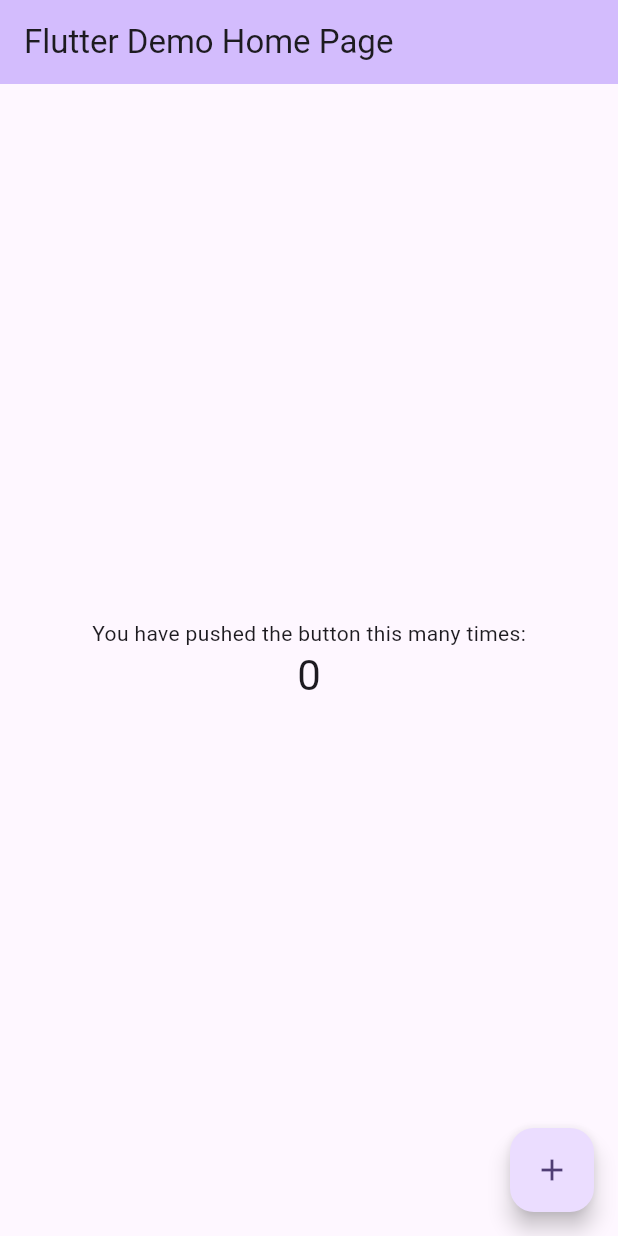
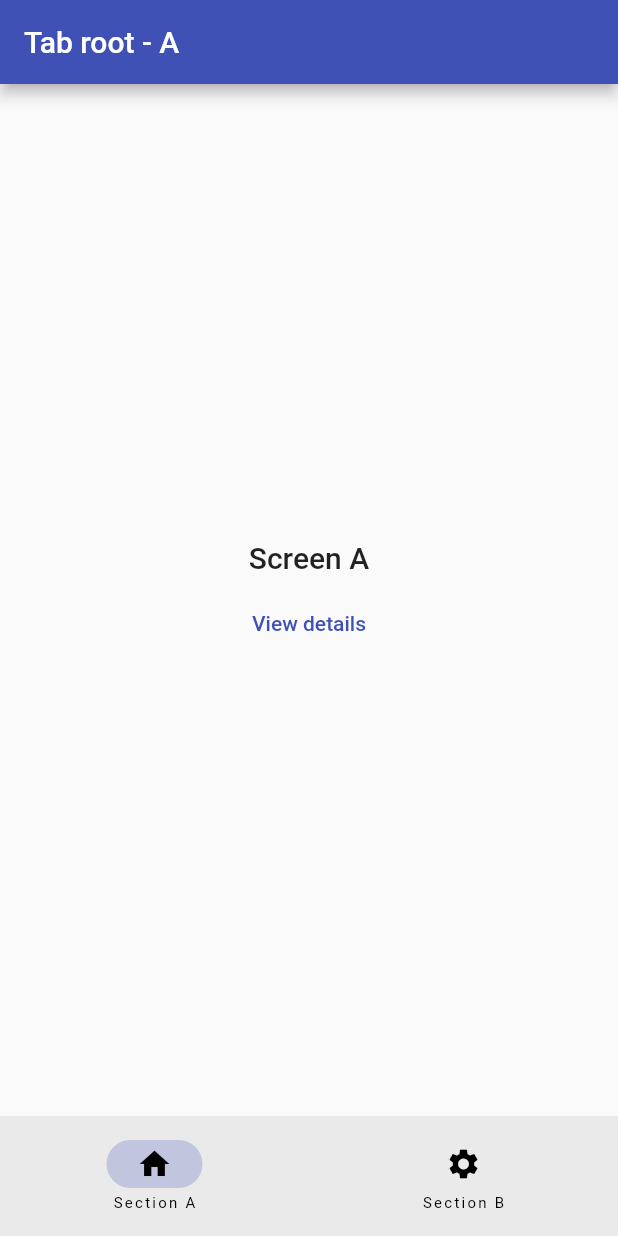
Before and after one commit to hansvdam/natural-language-bar, a Flutter app: the screen it shows after launch, on a phone screen of 412 x 824 dp. Run offline on Flutter 3.47's test engine with Material 2 defaults, Android fonts, the phone set to English and light mode, and no system bars; our stand-ins replace go_router.

```diff
--- a/lib/main.dart
+++ b/lib/main.dart
@@ -1,125 +1,277 @@
 import 'package:flutter/material.dart';
+import 'package:go_router/go_router.dart';
+// ignore: depend_on_referenced_packages
+import 'package:flutter_web_plugins/url_strategy.dart';
+
+// private navigators
+final _rootNavigatorKey = GlobalKey<NavigatorState>();
+final _shellNavigatorAKey = GlobalKey<NavigatorState>(debugLabel: 'shellA');
+final _shellNavigatorBKey = GlobalKey<NavigatorState>(debugLabel: 'shellB');
+
+final goRouter = GoRouter(
+  initialLocation: '/a',
+  // * Passing a navigatorKey causes an issue on hot reload:
+  // * https://github.com/flutter/flutter/issues/113757#issuecomment-1518421380
+  // * However it's still necessary otherwise the navigator pops back to
+  // * root on hot reload
+  navigatorKey: _rootNavigatorKey,
+  debugLogDiagnostics: true,
+  routes: [
+    // Stateful navigation based on:
+    // https://github.com/flutter/packages/blob/main/packages/go_router/example/lib/stateful_shell_route.dart
+    StatefulShellRoute.indexedStack(
+      builder: (context, state, navigationShell) {
+        return ScaffoldWithNestedNavigation(navigationShell: navigationShell);
+      },
+      branches: [
+        StatefulShellBranch(
+          navigatorKey: _shellNavigatorAKey,
+          routes: [
+            GoRoute(
+              path: '/a',
+              pageBuilder: (context, state) => const NoTransitionPage(
+                child: RootScreen(label: 'A', detailsPath: '/a/details'),
+              ),
+              routes: [
+                GoRoute(
+                  path: 'details',
+                  builder: (context, state) => const DetailsScreen(label: 'A'),
+                ),
+              ],
+            ),
+          ],
+        ),
+        StatefulShellBranch(
+          navigatorKey: _shellNavigatorBKey,
+          routes: [
+            // Shopping Cart
+            GoRoute(
+              path: '/b',
+              pageBuilder: (context, state) => const NoTransitionPage(
+                child: RootScreen(label: 'B', detailsPath: '/b/details'),
+              ),
+              routes: [
+                GoRoute(
+                  path: 'details',
+                  builder: (context, state) => const DetailsScreen(label: 'B'),
+                ),
+              ],
+            ),
+          ],
+        ),
+      ],
+    ),
+  ],
+);
 
 void main() {
+  // turn off the # in the URLs on the web
+  usePathUrlStrategy();
   runApp(const MyApp());
 }
 
 class MyApp extends StatelessWidget {
   const MyApp({super.key});
 
-  // This widget is the root of your application.
   @override
   Widget build(BuildContext context) {
-    return MaterialApp(
-      title: 'Flutter Demo',
-      theme: ThemeData(
-        // This is the theme of your application.
-        //
-        // TRY THIS: Try running your application with "flutter run". You'll see
-        // the application has a blue toolbar. Then, without quitting the app,
-        // try changing the seedColor in the colorScheme below to Colors.green
-        // and then invoke "hot reload" (save your changes or press the "hot
-        // reload" button in a Flutter-supported IDE, or press "r" if you used
-        // the command line to start the app).
-        //
-        // Notice that the counter didn't reset back to zero; the application
-        // state is not lost during the reload. To reset the state, use hot
-        // restart instead.
-        //
-        // This works for code too, not just values: Most code changes can be
-        // tested with just a hot reload.
-        colorScheme: ColorScheme.fromSeed(seedColor: Colors.deepPurple),
-        useMaterial3: true,
-      ),
-      home: const MyHomePage(title: 'Flutter Demo Home Page'),
+    return MaterialApp.router(
+      routerConfig: goRouter,
+      debugShowCheckedModeBanner: false,
+      theme: ThemeData(primarySwatch: Colors.indigo),
     );
   }
 }
 
-class MyHomePage extends StatefulWidget {
-  const MyHomePage({super.key, required this.title});
+// Stateful navigation based on:
+// https://github.com/flutter/packages/blob/main/packages/go_router/example/lib/stateful_shell_route.dart
+class ScaffoldWithNestedNavigation extends StatelessWidget {
+  const ScaffoldWithNestedNavigation({
+    Key? key,
+    required this.navigationShell,
+  }) : super(
+      key: key ?? const ValueKey<String>('ScaffoldWithNestedNavigation'));
+  final StatefulNavigationShell navigationShell;
 
-  // This widget is the home page of your application. It is stateful, meaning
-  // that it has a State object (defined below) that contains fields that affect
-  // how it looks.
-
-  // This class is the configuration for the state. It holds the values (in this
-  // case the title) provided by the parent (in this case the App widget) and
-  // used by the build method of the State. Fields in a Widget subclass are
-  // always marked "final".
-
-  final String title;
-
-  @override
-  State<MyHomePage> createState() => _MyHomePageState();
-}
-
-class _MyHomePageState extends State<MyHomePage> {
-  int _counter = 0;
-
-  void _incrementCounter() {
-    setState(() {
-      // This call to setState tells the Flutter framework that something has
-      // changed in this State, which causes it to rerun the build method below
-      // so that the display can reflect the updated values. If we changed
-      // _counter without calling setState(), then the build method would not be
-      // called again, and so nothing would appear to happen.
-      _counter++;
-    });
+  void _goBranch(int index) {
+    navigationShell.goBranch(
+      index,
+      // A common pattern when using bottom navigation bars is to support
+      // navigating to the initial location when tapping the item that is
+      // already active. This example demonstrates how to support this behavior,
+      // using the initialLocation parameter of goBranch.
+      initialLocation: index == navigationShell.currentIndex,
+    );
   }
 
   @override
   Widget build(BuildContext context) {
-    // This method is rerun every time setState is called, for instance as done
-    // by the _incrementCounter method above.
-    //
-    // The Flutter framework has been optimized to make rerunning build methods
-    // fast, so that you can just rebuild anything that needs updating rather
-    // than having to individually change instances of widgets.
+    return LayoutBuilder(builder: (context, constraints) {
+      if (constraints.maxWidth < 450) {
+        return ScaffoldWithNavigationBar(
+          body: navigationShell,
+          selectedIndex: navigationShell.currentIndex,
+          onDestinationSelected: _goBranch,
+        );
+      } else {
+        return ScaffoldWithNavigationRail(
+          body: navigationShell,
+          selectedIndex: navigationShell.currentIndex,
+          onDestinationSelected: _goBranch,
+        );
+      }
+    });
+  }
+}
+
+class ScaffoldWithNavigationBar extends StatelessWidget {
+  const ScaffoldWithNavigationBar({
+    super.key,
+    required this.body,
+    required this.selectedIndex,
+    required this.onDestinationSelected,
+  });
+  final Widget body;
+  final int selectedIndex;
+  final ValueChanged<int> onDestinationSelected;
+
+  @override
+  Widget build(BuildContext context) {
+    return Scaffold(
+      body: body,
+      bottomNavigationBar: NavigationBar(
+        selectedIndex: selectedIndex,
+        destinations: const [
+          NavigationDestination(label: 'Section A', icon: Icon(Icons.home)),
+          NavigationDestination(label: 'Section B', icon: Icon(Icons.settings)),
+        ],
+        onDestinationSelected: onDestinationSelected,
+      ),
+    );
+  }
+}
+
+class ScaffoldWithNavigationRail extends StatelessWidget {
+  const ScaffoldWithNavigationRail({
+    super.key,
+    required this.body,
+    required this.selectedIndex,
+    required this.onDestinationSelected,
+  });
+  final Widget body;
+  final int selectedIndex;
+  final ValueChanged<int> onDestinationSelected;
+
+  @override
+  Widget build(BuildContext context) {
+    return Scaffold(
+      body: Row(
+        children: [
+          NavigationRail(
+            selectedIndex: selectedIndex,
+            onDestinationSelected: onDestinationSelected,
+            labelType: NavigationRailLabelType.all,
+            destinations: const <NavigationRailDestination>[
+              NavigationRailDestination(
+                label: Text('Section A'),
+                icon: Icon(Icons.home),
+              ),
+              NavigationRailDestination(
+                label: Text('Section B'),
+                icon: Icon(Icons.settings),
+              ),
+            ],
+          ),
+          const VerticalDivider(thickness: 1, width: 1),
+          // This is the main content.
+          Expanded(
+            child: body,
+          ),
+        ],
+      ),
+    );
+  }
+}
+
+/// Widget for the root/initial pages in the bottom navigation bar.
+class RootScreen extends StatelessWidget {
+  /// Creates a RootScreen
+  const RootScreen({required this.label, required this.detailsPath, Key? key})
+      : super(key: key);
+
+  /// The label
+  final String label;
+
+  /// The path to the detail page
+  final String detailsPath;
+
+  @override
+  Widget build(BuildContext context) {
     return Scaffold(
       appBar: AppBar(
-        // TRY THIS: Try changing the color here to a specific color (to
-        // Colors.amber, perhaps?) and trigger a hot reload to see the AppBar
-        // change color while the other colors stay the same.
-        backgroundColor: Theme.of(context).colorScheme.inversePrimary,
-        // Here we take the value from the MyHomePage object that was created by
-        // the App.build method, and use it to set our appbar title.
-        title: Text(widget.title),
+        title: Text('Tab root - $label'),
       ),
       body: Center(
-        // Center is a layout widget. It takes a single child and positions it
-        // in the middle of the parent.
         child: Column(
-          // Column is also a layout widget. It takes a list of children and
-          // arranges them vertically. By default, it sizes itself to fit its
-          // children horizontally, and tries to be as tall as its parent.
-          //
-          // Column has various properties to control how it sizes itself and
-          // how it positions its children. Here we use mainAxisAlignment to
-          // center the children vertically; the main axis here is the vertical
-          // axis because Columns are vertical (the cross axis would be
-          // horizontal).
-          //
-          // TRY THIS: Invoke "debug painting" (choose the "Toggle Debug Paint"
-          // action in the IDE, or press "p" in the console), to see the
-          // wireframe for each widget.
-          mainAxisAlignment: MainAxisAlignment.center,
+          mainAxisSize: MainAxisSize.min,
           children: <Widget>[
-            const Text(
-              'You have pushed the button this many times:',
-            ),
-            Text(
-              '$_counter',
-              style: Theme.of(context).textTheme.headlineMedium,
+            Text('Screen $label',
+                style: Theme.of(context).textTheme.titleLarge),
+            const Padding(padding: EdgeInsets.all(4)),
+            TextButton(
+              onPressed: () => context.go(detailsPath),
+              child: const Text('View details'),
             ),
           ],
         ),
       ),
-      floatingActionButton: FloatingActionButton(
-        onPressed: _incrementCounter,
-        tooltip: 'Increment',
-        child: const Icon(Icons.add),
-      ), // This trailing comma makes auto-formatting nicer for build methods.
     );
   }
 }
+
+/// The details screen for either the A or B screen.
+class DetailsScreen extends StatefulWidget {
+  /// Constructs a [DetailsScreen].
+  const DetailsScreen({
+    required this.label,
+    Key? key,
+  }) : super(key: key);
+
+  /// The label to display in the center of the screen.
+  final String label;
+
+  @override
+  State<StatefulWidget> createState() => DetailsScreenState();
+}
+
+/// The state for DetailsScreen
+class DetailsScreenState extends State<DetailsScreen> {
+  int _counter = 0;
+
+  @override
+  Widget build(BuildContext context) {
+    return Scaffold(
+      appBar: AppBar(
+        title: Text('Details Screen - ${widget.label}'),
+      ),
+      body: Center(
+        child: Column(
+          mainAxisSize: MainAxisSize.min,
+          children: <Widget>[
+            Text('Details for ${widget.label} - Counter: $_counter',
+                style: Theme.of(context).textTheme.titleLarge),
+            const Padding(padding: EdgeInsets.all(4)),
+            TextButton(
+              onPressed: () {
+                setState(() {
+                  _counter++;
+                });
+              },
+              child: const Text('Increment counter'),
+            ),
+          ],
+        ),
+      ),
+    );
+  }
+}
--- a/pubspec.yaml
+++ b/pubspec.yaml
@@ -35,6 +35,7 @@ dependencies:
   # The following adds the Cupertino Icons font to your application.
   # Use with the CupertinoIcons class for iOS style icons.
   cupertino_icons: ^1.0.2
+  go_router: ^10.1.2
 
 dev_dependencies:
   flutter_test:
```
Also changed, not shown: pubspec.lock.
